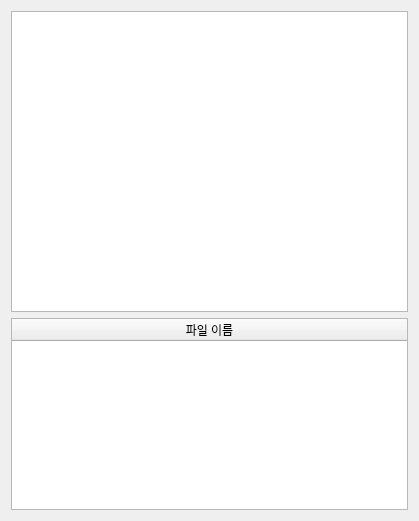
Before: the Qt Designer form popup_notice.ui in ntw8651/CBNotification, drawn with Qt 5.
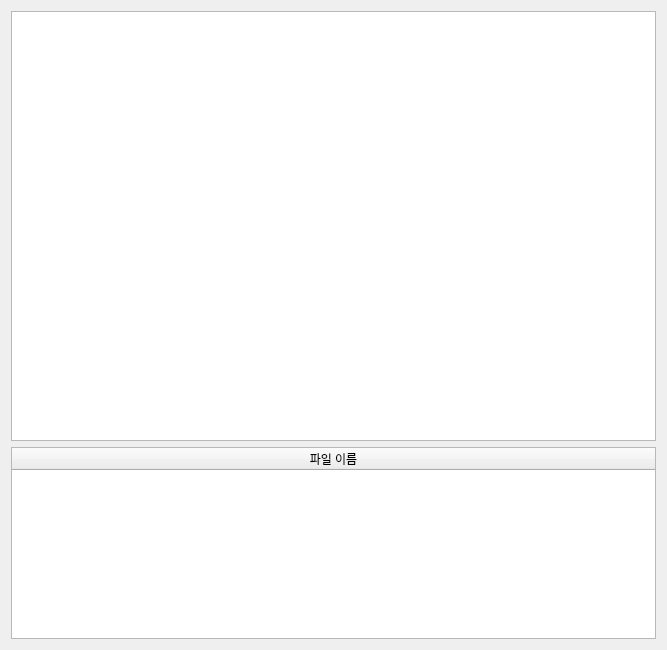
After: the same form once the commit is applied.

Patch:
```diff
--- a/popup_notice.ui
+++ b/popup_notice.ui
@@ -6,8 +6,8 @@
    <rect>
     <x>0</x>
     <y>0</y>
-    <width>419</width>
-    <height>521</height>
+    <width>667</width>
+    <height>650</height>
    </rect>
   </property>
   <property name="windowTitle">
```
Left out of the diff: 3 changed lines with no effect on the pictures.
